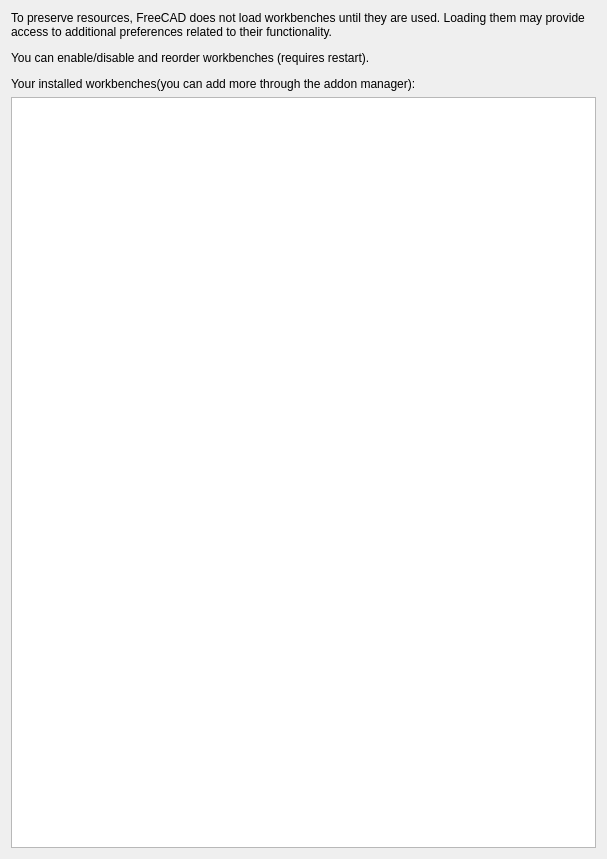
Above: src/Gui/DlgSettingsLazyLoaded.ui from southseact-3d/fcd before the change. Below: the same form after it.
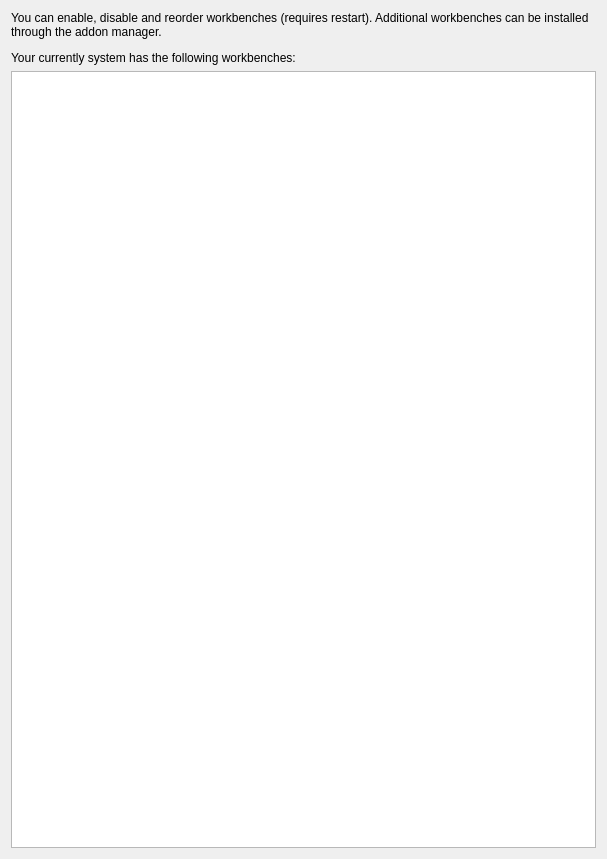
That is the form after the change. Custom widgets are drawn as their Qt base class.

Commit message: Preferences: Workbench : Change the text of the page to be more informative. Move the sentence "To preserve resources, FreeCAD..." to the load button tooltips.

What changed in the file:
```diff
--- a/src/Gui/DlgSettingsLazyLoaded.ui
+++ b/src/Gui/DlgSettingsLazyLoaded.ui
@@ -29,9 +29,8 @@
       </size>
      </property>
      <property name="text">
-      <string>&lt;html&gt;&lt;head/&gt;&lt;body&gt;&lt;p&gt;To preserve resources, FreeCAD does not load workbenches until they are used. Loading them may provide access to additional preferences related to their functionality.&lt;/p&gt;&lt;p&gt;
-You can enable/disable and reorder workbenches (requires restart).&lt;/p&gt;&lt;p&gt;
-Your installed workbenches(you can add more through the addon manager):&lt;/p&gt;&lt;/body&gt;&lt;/html&gt;</string>
+      <string>&lt;html&gt;&lt;head/&gt;&lt;body&gt;&lt;p&gt;You can enable, disable and reorder workbenches (requires restart). Additional workbenches can be installed through the addon manager.&lt;/p&gt;&lt;p&gt;
+Your currently system has the following workbenches:&lt;/p&gt;&lt;/body&gt;&lt;/html&gt;</string>
      </property>
      <property name="wordWrap">
       <bool>true</bool>
```
The commit also changes 1 other file.
